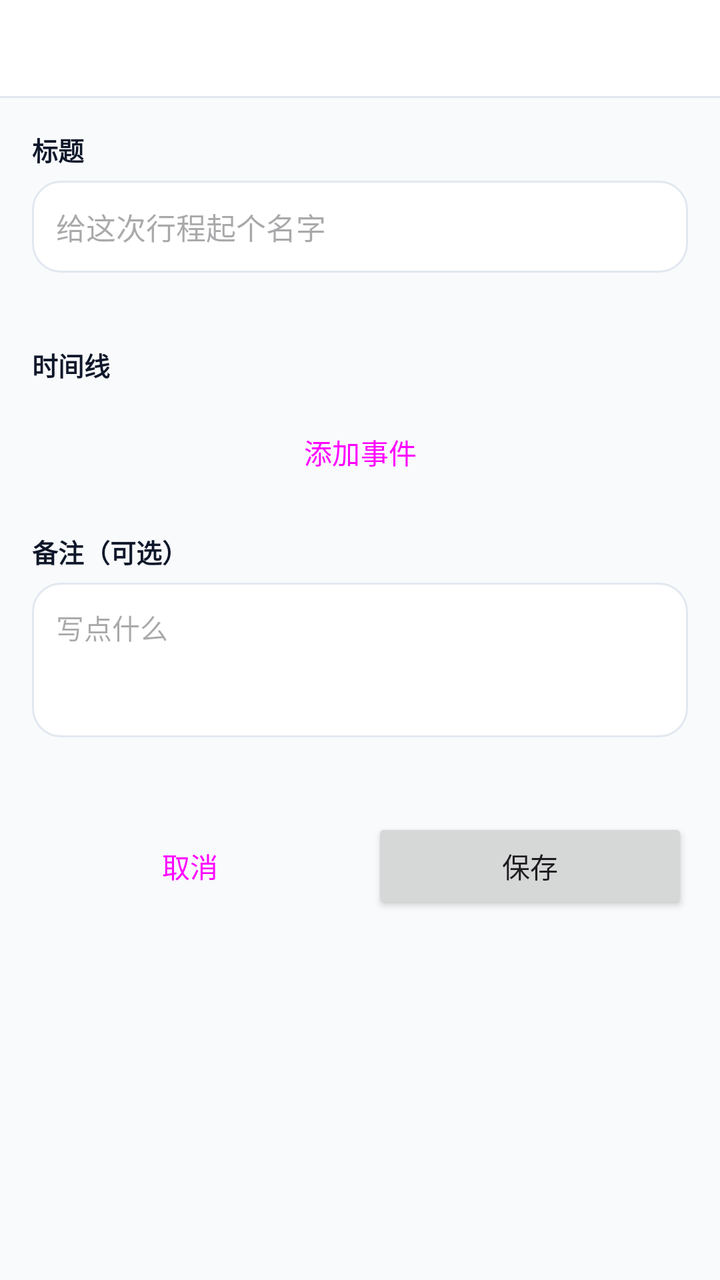
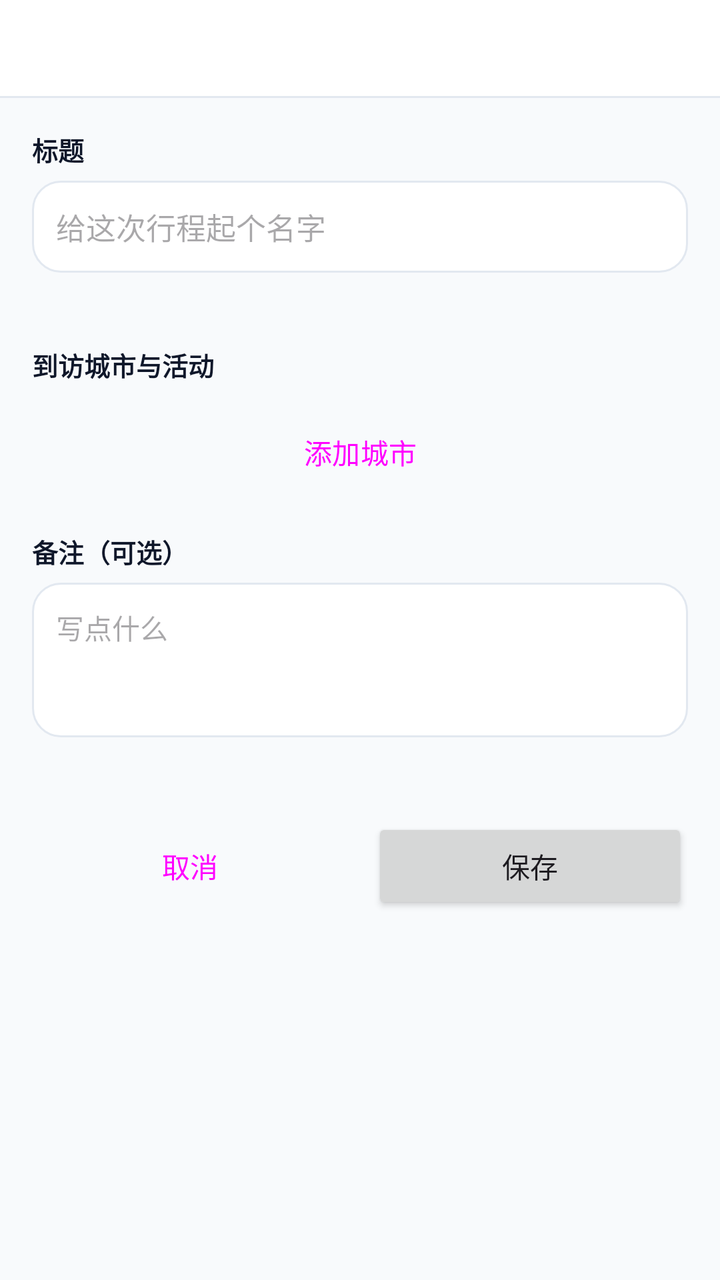

An Android layout rendered at two revisions. The XML below is the earlier revision; the diff shows what the commit changed to produce the second picture.
<!-- AndroidManifest.xml: application theme Theme.CityFootprint -->
<!-- res/layout/activity_trip_edit.xml -->
<?xml version="1.0" encoding="utf-8"?>
<LinearLayout xmlns:android="http://schemas.android.com/apk/res/android"
    android:layout_width="match_parent"
    android:layout_height="match_parent"
    android:background="@color/bg"
    android:orientation="vertical">

    <include
        android:id="@+id/topBar"
        layout="@layout/view_top_bar"
        android:layout_width="match_parent"
        android:layout_height="wrap_content" />

    <ScrollView
        android:layout_width="match_parent"
        android:layout_height="0dp"
        android:layout_weight="1">

        <LinearLayout
            android:layout_width="match_parent"
            android:layout_height="wrap_content"
            android:orientation="vertical"
            android:padding="16dp">

            
            <TextView
                style="@style/TextFormLabel"
                android:text="@string/trip_title_label" />

            <EditText
                android:id="@+id/inputTitle"
                android:layout_width="match_parent"
                android:layout_height="wrap_content"
                android:background="@drawable/bg_card"
                android:hint="@string/trip_title_hint"
                android:inputType="text"
                android:maxLength="23"
                android:padding="12dp"
                android:textColor="@color/fg"
                android:textSize="15sp" />

            <TextView
                android:id="@+id/textTitleCounter"
                android:layout_width="match_parent"
                android:layout_height="wrap_content"
                android:layout_marginTop="4dp"
                android:gravity="end"
                android:textColor="@color/text_tertiary"
                android:textSize="12sp" />

            
            <TextView
                style="@style/TextFormLabel"
                android:layout_marginTop="16dp"
                android:text="@string/trip_timeline_label" />

            <LinearLayout
                android:id="@+id/eventContainer"
                android:layout_width="match_parent"
                android:layout_height="wrap_content"
                android:orientation="vertical" />

            <Button
                android:id="@+id/btnAddEvent"
                style="?attr/materialButtonOutlinedStyle"
                android:layout_width="match_parent"
                android:layout_height="wrap_content"
                android:layout_marginTop="4dp"
                android:text="@string/trip_add_event" />

            
            <TextView
                style="@style/TextFormLabel"
                android:layout_marginTop="16dp"
                android:text="@string/trip_note_label" />

            <EditText
                android:id="@+id/inputNote"
                android:layout_width="match_parent"
                android:layout_height="wrap_content"
                android:background="@drawable/bg_card"
                android:gravity="top"
                android:hint="@string/trip_note_hint"
                android:inputType="textMultiLine"
                android:maxLength="233"
                android:minLines="3"
                android:padding="12dp"
                android:textColor="@color/fg"
                android:textSize="14sp" />

            <TextView
                android:id="@+id/textNoteCounter"
                android:layout_width="match_parent"
                android:layout_height="wrap_content"
                android:layout_marginTop="4dp"
                android:gravity="end"
                android:textColor="@color/text_tertiary"
                android:textSize="12sp" />

            <LinearLayout
                android:layout_width="match_parent"
                android:layout_height="wrap_content"
                android:layout_marginTop="20dp"
                android:orientation="horizontal">

                <Button
                    android:id="@+id/btnCancel"
                    style="?attr/materialButtonOutlinedStyle"
                    android:layout_width="0dp"
                    android:layout_height="48dp"
                    android:layout_weight="1"
                    android:text="@string/trip_cancel" />

                <Button
                    android:id="@+id/btnSave"
                    android:layout_width="0dp"
                    android:layout_height="48dp"
                    android:layout_marginStart="12dp"
                    android:layout_weight="1"
                    android:text="@string/trip_save" />
            </LinearLayout>
        </LinearLayout>
    </ScrollView>
</LinearLayout>
<!-- res/layout/view_top_bar.xml (included above) -->
<?xml version="1.0" encoding="utf-8"?>
<LinearLayout xmlns:android="http://schemas.android.com/apk/res/android"
    style="@style/Widget.App.ShellBand">

    <LinearLayout
        android:layout_width="match_parent"
        android:layout_height="48dp"
        android:gravity="center_vertical"
        android:orientation="horizontal"
        android:paddingStart="16dp"
        android:paddingEnd="16dp">

        <ImageButton
            android:id="@+id/btnBack"
            android:layout_width="36dp"
            android:layout_height="36dp"
            android:layout_marginEnd="10dp"
            android:background="?attr/selectableItemBackgroundBorderless"
            android:contentDescription="@string/common_back"
            android:padding="6dp"
            android:src="@drawable/ic_back"
            android:tint="@color/sidebar_fg"
            android:visibility="gone" />

        <TextView
            android:id="@+id/title"
            android:layout_width="0dp"
            android:layout_height="wrap_content"
            android:layout_weight="1"
            android:ellipsize="end"
            android:maxLines="1"
            android:textColor="@color/sidebar_fg"
            android:textSize="16sp"
            android:textStyle="bold" />

        
        <ImageButton
            android:id="@+id/btnMenu"
            android:layout_width="36dp"
            android:layout_height="36dp"
            android:layout_marginStart="10dp"
            android:background="?attr/selectableItemBackgroundBorderless"
            android:contentDescription="@string/common_add"
            android:padding="6dp"
            android:src="@drawable/ic_add"
            android:tint="@color/sidebar_fg"
            android:visibility="gone" />

        
        <ImageButton
            android:id="@+id/btnDelete"
            android:layout_width="36dp"
            android:layout_height="36dp"
            android:layout_marginStart="10dp"
            android:background="?attr/selectableItemBackgroundBorderless"
            android:contentDescription="@string/edit_delete"
            android:padding="6dp"
            android:src="@drawable/ic_delete"
            android:tint="@color/destructive"
            android:visibility="gone" />
    </LinearLayout>

    <View style="@style/Widget.App.ShellDivider" />
</LinearLayout>
<!-- resources referenced by this layout -->
<resources>
  <color name="bg">#F8FAFC</color>
  <color name="destructive">#DC2626</color>
  <color name="fg">#0F172A</color>
  <color name="sidebar_fg">#0F172A</color>
  <color name="text_tertiary">#64748B</color>
  <!-- drawable bg_card (drawable) -->
  <?xml version="1.0" encoding="utf-8"?>
  <shape xmlns:android="http://schemas.android.com/apk/res/android"
      android:shape="rectangle">
      <corners android:radius="14dp" />
      <solid android:color="@color/card" />
      <stroke
          android:width="1dp"
          android:color="@color/border" />
  </shape>
  <string name="common_add">添加</string>
  <string name="common_back">返回</string>
  <string name="edit_delete">删除</string>
  <string name="trip_add_event">添加事件</string>
  <string name="trip_cancel">取消</string>
  <string name="trip_note_hint">写点什么</string>
  <string name="trip_note_label">备注（可选）</string>
  <string name="trip_save">保存</string>
  <string name="trip_timeline_label">时间线</string>
  <string name="trip_title_hint">给这次行程起个名字</string>
  <string name="trip_title_label">标题</string>
  <style name="TextFormLabel">
          <item name="android:layout_width">match_parent</item>
          <item name="android:layout_height">wrap_content</item>
          <item name="android:layout_marginBottom">6dp</item>
          <item name="android:textColor">@color/fg</item>
          <item name="android:textSize">13sp</item>
          <item name="android:textStyle">bold</item>
      </style>
  <style name="Widget.App.ShellBand" parent="">
          <item name="android:layout_width">match_parent</item>
          <item name="android:layout_height">wrap_content</item>
          <item name="android:background">@color/sidebar</item>
          <item name="android:orientation">vertical</item>
      </style>
  <style name="Widget.App.ShellDivider" parent="">
          <item name="android:layout_width">match_parent</item>
          <item name="android:layout_height">1dp</item>
          <item name="android:background">@color/sidebar_border</item>
      </style>
  <color name="card">#FFFFFF</color>
  <color name="border">#E2E8F0</color>
  <color name="sidebar">#FFFFFF</color>
  <color name="sidebar_border">#E2E8F0</color>
  <color name="accent">#2563EB</color>
  <color name="on_accent">#FFFFFF</color>
  <color name="accent_light">#EFF6FF</color>
  <color name="accent_soft_fg">#1D4ED8</color>
  <color name="muted_fg">#64748B</color>
  <color name="muted">#E2E8F0</color>
  <color name="window_bg_light">#FFFFFF</color>
  <style name="Widget.App.CardView" parent="Widget.Material3.CardView.Outlined">
          <item name="cardCornerRadius">14dp</item>
          <item name="cardElevation">0dp</item>
          <item name="cardBackgroundColor">@color/card</item>
          <item name="strokeColor">@color/border</item>
          <item name="strokeWidth">1dp</item>
      </style>
  <style name="Widget.App.Button" parent="Widget.Material3.Button">
          <item name="cornerRadius">999dp</item>
      </style>
  <style name="Widget.App.PopupMenu" parent="Widget.Material3.PopupMenu">
          <item name="android:popupBackground">@drawable/bg_popup_menu</item>
          
          <item name="dropdownListPreferredItemHeight">52dp</item>
          <item name="android:textAppearanceLargePopupMenu">@style/TextAppearance.App.PopupMenuItem</item>
      </style>
  <!-- drawable bg_popup_menu (drawable) -->
  <?xml version="1.0" encoding="utf-8"?>
  <inset xmlns:android="http://schemas.android.com/apk/res/android"
      android:inset="8dp">
      <shape android:shape="rectangle">
          <corners android:radius="14dp" />
          <solid android:color="@color/card" />
          <stroke
              android:width="1dp"
              android:color="@color/border" />
      </shape>
  </inset>
  <style name="TextAppearance.App.PopupMenuItem" parent="TextAppearance.Material3.BodyLarge">
          <item name="android:textColor">@color/fg</item>
          <item name="android:textSize">15sp</item>
      </style>
  <!-- unchanged entries left out for length: 4 -->
</resources>

<!-- the commit's change to res/layout/activity_trip_edit.xml (unified diff, before → after) -->
@@ -66,7 +66,7 @@
                 android:layout_width="match_parent"
                 android:layout_height="wrap_content"
                 android:layout_marginTop="4dp"
-                android:text="@string/trip_add_event" />
+                android:text="@string/trip_add_city" />
 
             
             <TextView
<!-- resource entries referenced after the edit -->
@@ -18,12 +18,12 @@
   <string name="common_add">添加</string>
   <string name="common_back">返回</string>
   <string name="edit_delete">删除</string>
-  <string name="trip_add_event">添加事件</string>
+  <string name="trip_add_city">添加城市</string>
   <string name="trip_cancel">取消</string>
   <string name="trip_note_hint">写点什么</string>
   <string name="trip_note_label">备注（可选）</string>
   <string name="trip_save">保存</string>
-  <string name="trip_timeline_label">时间线</string>
+  <string name="trip_timeline_label">到访城市与活动</string>
   <string name="trip_title_hint">给这次行程起个名字</string>
   <string name="trip_title_label">标题</string>
   <style name="TextFormLabel">
